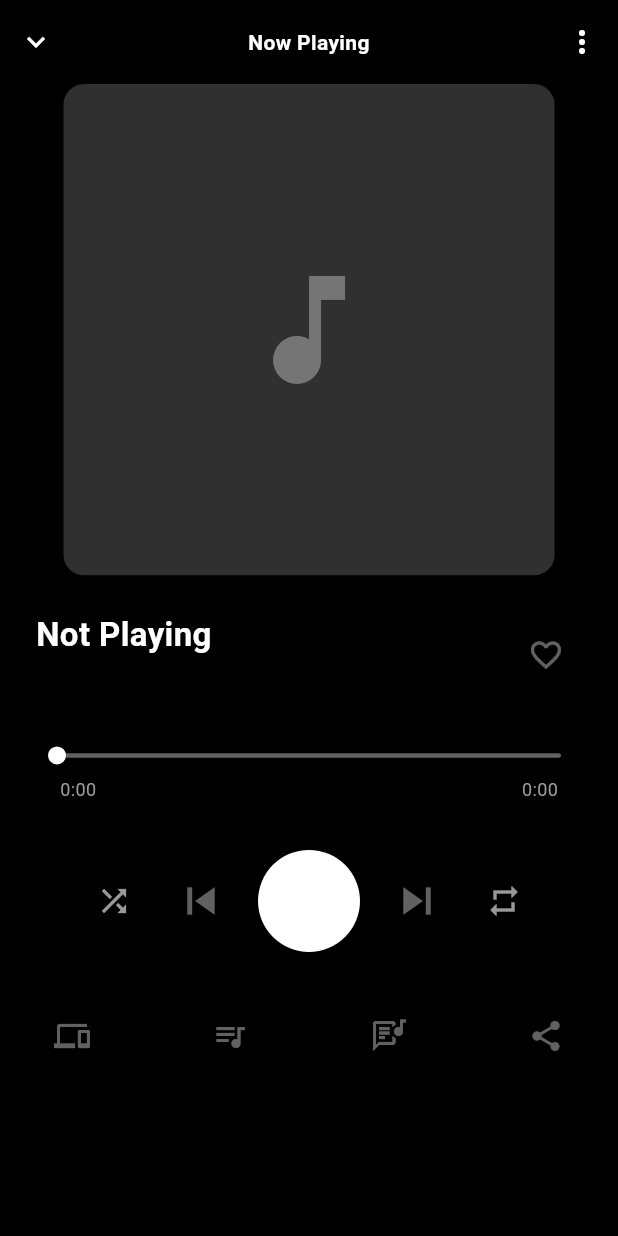
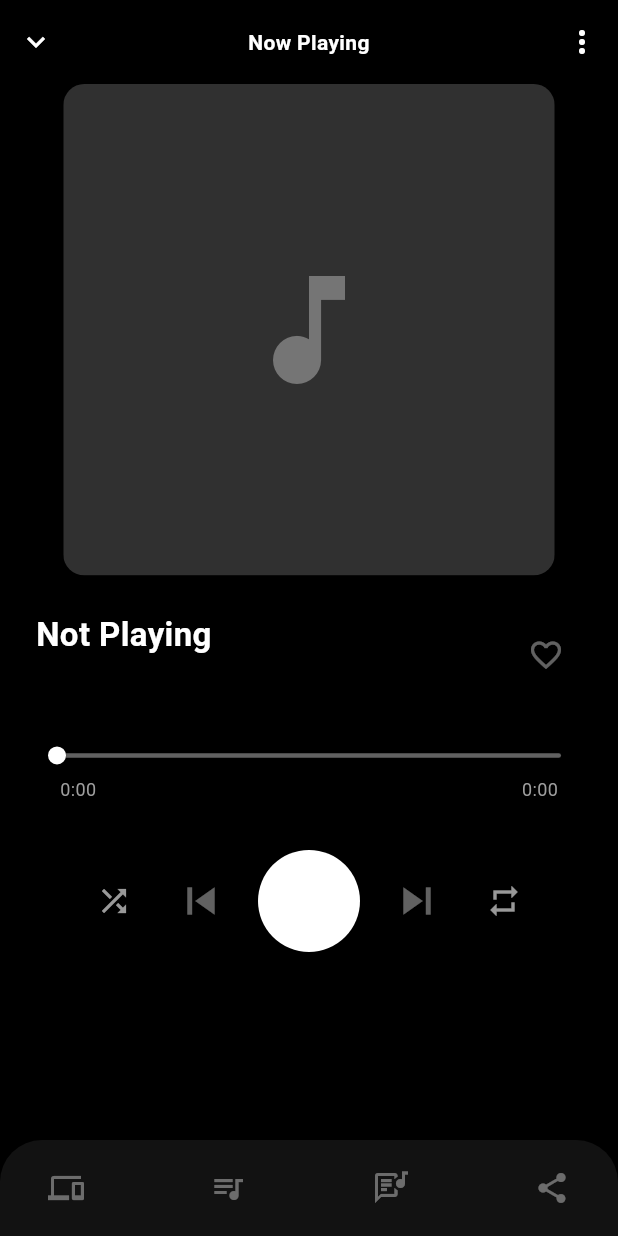
Before and after one commit to ZhiH2333/SicBy, a Flutter app: the NowPlayingScreen screen opened directly, on a phone screen of 412 x 824 dp. Run offline on Flutter 3.47's test engine with Material 3 defaults, Android fonts, the phone set to English and light mode, and no system bars; our stand-ins replace file_picker, flutter_riverpod, just_audio, shared_preferences; accounts and stored records are empty.

Commit message:
🐛 fix(ui): fix now playing layout and hit-te

```diff
--- a/lib/ui/screens/now_playing_screen.dart
+++ b/lib/ui/screens/now_playing_screen.dart
@@ -118,12 +118,12 @@ class _NowPlayingScreenState extends ConsumerState<NowPlayingScreen> {
     final playbackController = ref.read(playbackControllerProvider.notifier);
 
     final track = playbackState.currentTrack;
-    final bottomPadding = MediaQuery.of(context).padding.bottom;
 
     return Scaffold(
       backgroundColor: Colors.black,
       body: SafeArea(
-        bottom: true,
+        // Reserve bottom safe area only for BottomActionBar below
+        bottom: false,
         child: Column(
           children: [
             SizedBox(
@@ -351,15 +351,61 @@ class _NowPlayingScreenState extends ConsumerState<NowPlayingScreen> {
                       ],
                     ),
                     const SizedBox(height: 32),
-                    Row(
+                    // BottomActionBar moved out of scroll area to guarantee
+                    // isolation from progress bar and consistent hit testing.
+                  ],
+                ),
+              ),
+            ),
+            const SizedBox(height: 12),
+          ],
+        ),
+      ),
+      // Bottom action bar is outside the main SafeArea and gets its own
+      // SafeArea(bottom: true) so only it respects the device bottom inset.
+      bottomSheet: BottomActionBar(
+        track: track,
+        showLyrics: _showLyrics,
+        onToggleLyrics: _toggleLyrics,
+      ),
+    );
+  }
+}
+
+class BottomActionBar extends StatelessWidget {
+  const BottomActionBar({
+    super.key,
+    required this.track,
+    required this.showLyrics,
+    required this.onToggleLyrics,
+  });
+
+  final dynamic track;
+  final bool showLyrics;
+  final VoidCallback onToggleLyrics;
+
+  @override
+  Widget build(BuildContext context) {
+    return SafeArea(
+      bottom: true,
+      top: false,
+      child: Container(
+        color: Colors.transparent,
+        padding: const EdgeInsets.symmetric(horizontal: 20, vertical: 8),
+        child: Row(
           mainAxisAlignment: MainAxisAlignment.spaceBetween,
           children: [
             IconButton(
               icon: const Icon(Icons.devices),
               color: Colors.white.withAlpha(153),
               onPressed: track != null ? () {} : null,
+              tooltip: 'Devices',
             ),
-                        IconButton(
+            // Ensure queue button has a full hit target and no overflow
+            SizedBox(
+              height: 48,
+              width: 48,
+              child: IconButton(
                 icon: const Icon(Icons.queue_music),
                 color: Colors.white,
                 onPressed: track != null
@@ -369,28 +415,23 @@ class _NowPlayingScreenState extends ConsumerState<NowPlayingScreen> {
                           ),
                         )
                     : null,
+                tooltip: 'Queue',
+              ),
             ),
             IconButton(
-                          icon: Icon(
-                            _showLyrics ? Icons.lyrics : Icons.lyrics_outlined,
-                          ),
-                          color: _showLyrics
+              icon: Icon(showLyrics ? Icons.lyrics : Icons.lyrics_outlined),
+              color: showLyrics
                   ? Theme.of(context).colorScheme.primary
                   : Colors.white.withAlpha(153),
-                          onPressed: track != null ? _toggleLyrics : null,
+              onPressed: track != null ? onToggleLyrics : null,
+              tooltip: 'Lyrics',
             ),
             IconButton(
               icon: const Icon(Icons.share),
               color: Colors.white.withAlpha(153),
               onPressed: track != null ? () {} : null,
+              tooltip: 'Share',
             ),
-                      ],
-                    ),
-                  ],
-                ),
-              ),
-            ),
-            const SizedBox(height: 12),
           ],
         ),
       ),
```
Lines whose indentation alone changed are shown as unchanged.
